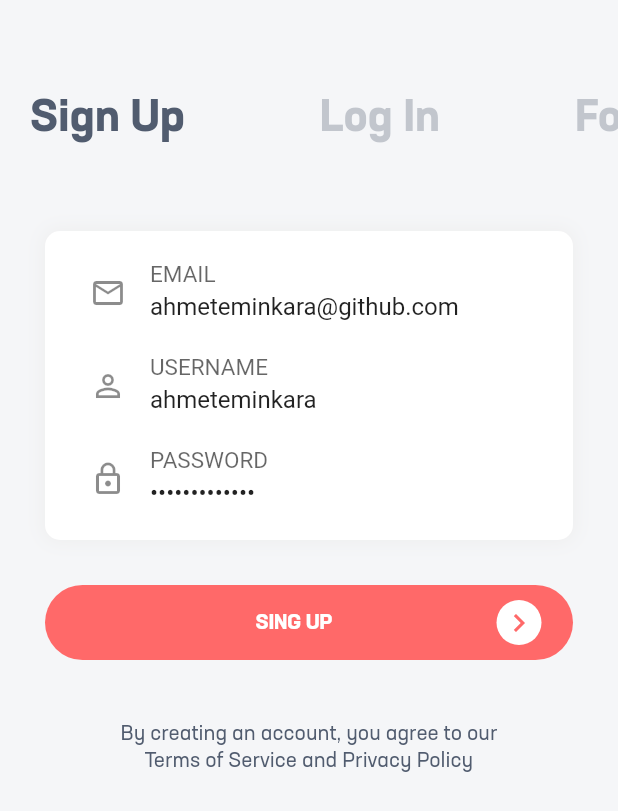
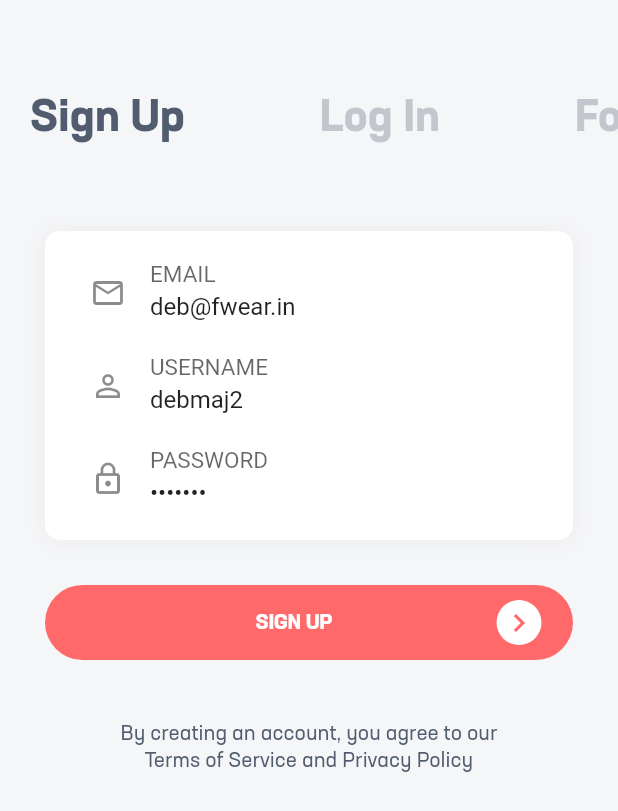
Before and after one commit to debosmit-git/Flutter-Simple-UI-ECommerce, a Flutter app: the screen it shows after launch, on a phone screen of 412 x 824 dp. Shown: the top 811 px of the screen. Run offline on Flutter 3.47's test engine with Material 2 defaults, Android fonts, the phone set to English and light mode, and no system bars.

Commit message:
Update PageGetStared.dart

```diff
--- a/lib/PageGetStared.dart
+++ b/lib/PageGetStared.dart
@@ -11,11 +11,11 @@ class _PageGetStaredState extends State<PageGetStared>
   TabController tabController;
 
   TextEditingController signUpEmail =
-      new TextEditingController(text: "ahmeteminkara@github.com");
+      new TextEditingController(text: "deb@fwear.in");
   TextEditingController signUpUsername =
-      new TextEditingController(text: "ahmeteminkara");
+      new TextEditingController(text: "debmaj2");
   TextEditingController signUpPass =
-      new TextEditingController(text: "ahmeteminkara");
+      new TextEditingController(text: "debmaj2");
 
   @override
   void initState() {
@@ -129,7 +129,7 @@ class _PageGetStaredState extends State<PageGetStared>
                   children: <Widget>[
                     Expanded(
                         child: Text(
-                      "SING UP",
+                      "SIGN UP",
                       textAlign: TextAlign.center,
                       style: TextStyle(
                           color: Colors.white,
```
